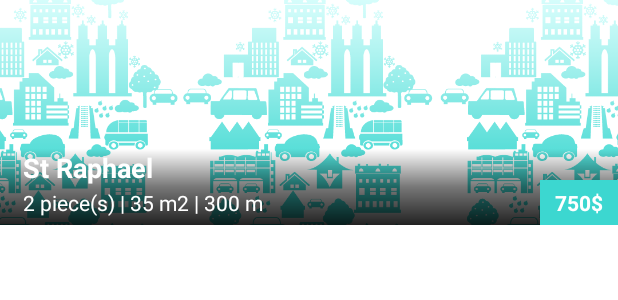
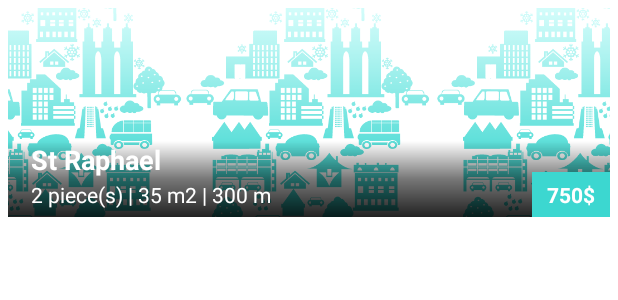
Before and after one commit to thanhoanghai/Real, an Android app: the layout layout_tab_list_item.xml on its own in the app's theme, with its tools: preview values and no code run, on a phone screen of 412 x 824 dp. Shown: the top 300 px of the screen. Run offline under Robolectric (Android 15) with nearby library versions, the light colour scheme and no system bars.

Commit message:
+ Retain selection for viewed item

```diff
--- a/app/src/main/java/com/synova/realestate/base/Constants.java
+++ b/app/src/main/java/com/synova/realestate/base/Constants.java
@@ -51,7 +51,7 @@ public class Constants {
     }
 
     public enum AchatLocation {
-        ACHAT("t"), LOCATION("f");
+        ACHAT("true"), LOCATION("false");
 
         private String paramName;
 
--- a/app/src/main/java/com/synova/realestate/network/model/AdsInfoEnt.java
+++ b/app/src/main/java/com/synova/realestate/network/model/AdsInfoEnt.java
@@ -17,8 +17,8 @@ public class AdsInfoEnt {
     public int adminId;
     public int offsetS;
     public Constants.PropertyType propertyTypeS = Constants.PropertyType.APPARTEMENT;
-    public String isSale = PrefUtil.getAchatLocation().getParamName();
-    public String rentSaleS = "";
+    // public String isSale = PrefUtil.getAchatLocation().getParamName();
+    public String rentSaleS = PrefUtil.getAchatLocation().getParamName();
     public String businessTypeS;
     public String surfaceMinS = PrefUtil.getSurfaceMinMax().split("-")[0];
     public String surfaceMaxS = PrefUtil.getSurfaceMinMax().split("-")[1];
--- a/app/src/main/java/com/synova/realestate/network/model/PublisherPropertyEnt.java
+++ b/app/src/main/java/com/synova/realestate/network/model/PublisherPropertyEnt.java
@@ -16,8 +16,8 @@ public class PublisherPropertyEnt {
     public int adminId;
     public int offsetS;
     public String propertyTypeS;
-    public String isSale = PrefUtil.getAchatLocation().getParamName();
-    public String rentSaleS = "";
+    // public String isSale = PrefUtil.getAchatLocation().getParamName();
+    public String rentSaleS = PrefUtil.getAchatLocation().getParamName();
     public String businessTypeS;
     public String surfaceMinS = PrefUtil.getSurfaceMinMax().split("-")[0];
     public String surfaceMaxS = PrefUtil.getSurfaceMinMax().split("-")[1];
--- a/app/src/main/java/com/synova/realestate/network/model/PublisherRequestEnt.java
+++ b/app/src/main/java/com/synova/realestate/network/model/PublisherRequestEnt.java
@@ -15,8 +15,8 @@ public class PublisherRequestEnt {
     public int adminId;
     public int offsetS;
     public String propertyTypeS;
-    public String isSale = PrefUtil.getAchatLocation().getParamName();
-    public String rentSaleS = "";
+    // public String isSale = PrefUtil.getAchatLocation().getParamName();
+    public String rentSaleS = PrefUtil.getAchatLocation().getParamName();
     public String businessTypeS;
     public String surfaceMinS = PrefUtil.getSurfaceMinMax().split("-")[0];
     public String surfaceMaxS = PrefUtil.getSurfaceMinMax().split("-")[1];
--- a/app/src/main/res/layout/layout_square_grid_item.xml
+++ b/app/src/main/res/layout/layout_square_grid_item.xml
@@ -1,5 +1,6 @@
 <?xml version="1.0" encoding="utf-8"?>
 <com.synova.realestate.customviews.SquareRelativeLayout xmlns:android="http://schemas.android.com/apk/res/android"
+    android:id="@+id/grid_item_container"
     android:layout_width="match_parent"
     android:layout_height="match_parent"
     android:background="@drawable/selector_grid_item_bg"
--- a/app/src/main/res/layout/layout_tab_list_item.xml
+++ b/app/src/main/res/layout/layout_tab_list_item.xml
@@ -1,7 +1,10 @@
 <?xml version="1.0" encoding="utf-8"?>
 <FrameLayout xmlns:android="http://schemas.android.com/apk/res/android"
+    android:id="@+id/list_item_container"
     android:layout_width="match_parent"
-    android:layout_height="150dp">
+    android:layout_height="150dp"
+    android:background="@drawable/selector_grid_item_bg"
+    android:padding="5dp">
 
     <ImageView
         android:id="@+id/list_item_ivPhoto"
```
Also changed, not shown: app/src/main/java/com/synova/realestate/adapters/HouseGridAdapter.java (+20 -7 lines), app/src/main/java/com/synova/realestate/adapters/HouseListAdapter.java (+20 -7 lines), 1 other file.
